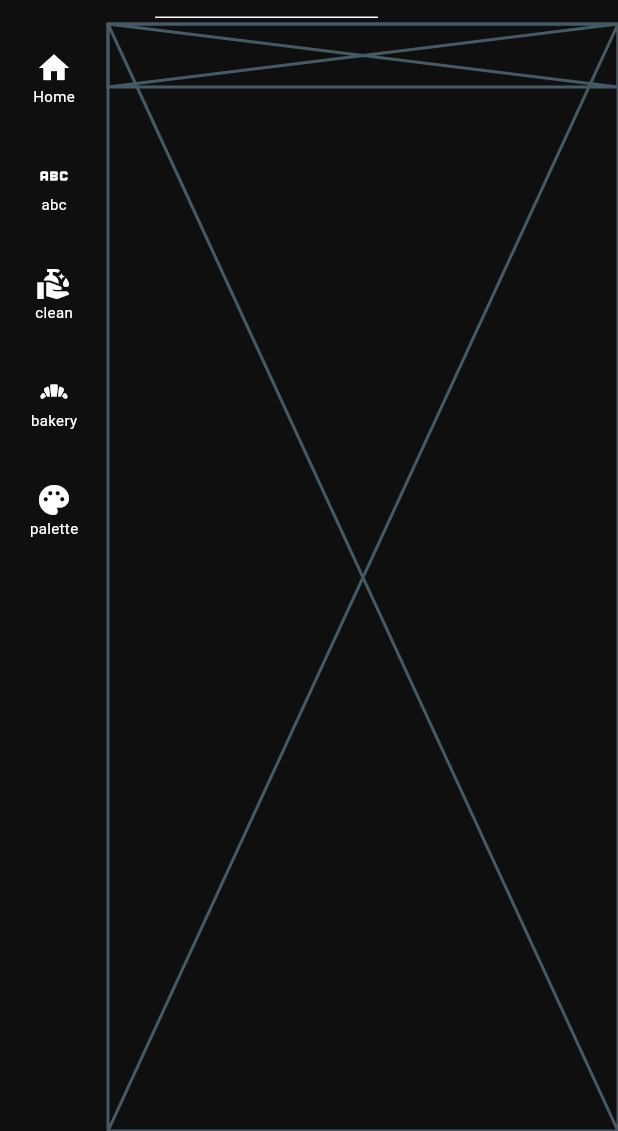
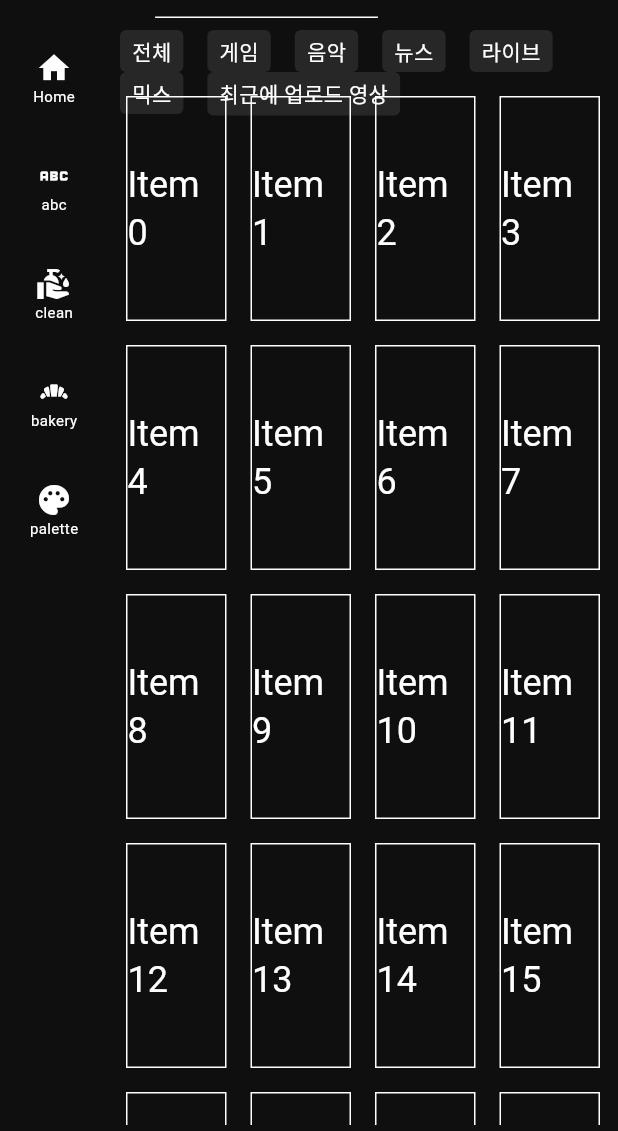
Before and after one commit to Do-Boo/video_windows_program, a Flutter app: the screen it shows after launch, on a phone screen of 412 x 824 dp, the part 105-1236 px from its top. Run offline on Flutter 3.47's test engine with Material 3 defaults, Android fonts, the phone set to English and light mode, and no system bars; our stand-ins replace flutter_riverpod, flutter_svg, shared_preferences; missing offline and left inert: bitsdojo_window.

Commit message:
2024.6.4.(화) 작동확인

```diff
--- a/lib/main.dart
+++ b/lib/main.dart
@@ -7,6 +7,7 @@ import "package:video_app/test.dart";
 import "package:video_app/theme/app_theme.dart";
 
 final themeProvider = StateProvider<bool>((ref) => true);
+final sideBarProvider = StateProvider<bool>((ref) => false);
 
 void main() async {
   WidgetsFlutterBinding.ensureInitialized();
--- a/lib/test.dart
+++ b/lib/test.dart
@@ -1,9 +1,12 @@
 import "package:flutter/foundation.dart" show kIsWeb;
 import "package:flutter/material.dart";
 import "package:flutter_riverpod/flutter_riverpod.dart";
-import "package:video_app/widgets/main_app_bar.dart";
-import "package:video_app/widgets/side_menu_bar.dart";
-import "package:video_app/widgets/window_title_bar.dart";
+import "package:video_app/main.dart";
+import "package:video_app/widgets/w_home_page.dart";
+import "package:video_app/widgets/w_main_app_bar.dart";
+import "package:video_app/widgets/w_side_menu_bar.dart";
+import "package:video_app/widgets/w_tag_menu_bar.dart";
+import "package:video_app/widgets/w_window_title_bar.dart";
 
 class MyHomePage extends ConsumerWidget {
   const MyHomePage({super.key});
@@ -11,6 +14,7 @@ class MyHomePage extends ConsumerWidget {
   @override
   Widget build(BuildContext context, WidgetRef ref) {
     ThemeData theme = Theme.of(context);
+    final sideBarVisible = ref.watch(sideBarProvider);
     return Scaffold(
       body: Column(
         children: [
@@ -26,17 +30,14 @@ class MyHomePage extends ConsumerWidget {
                       color: theme.primaryColor,
                       child: const SideMenuBar(),
                     ),
-                    // Container(width: 216, color: theme.primaryColor),
+                    sideBarVisible ? Container(width: 216, color: theme.primaryColor) : const SizedBox(),
                   ],
                 ),
                 const Expanded(
-                  child: Stack(
+                  child: Column(
                     children: [
-                      Placeholder(),
-                      SizedBox(
-                        height: 42,
-                        child: Placeholder(),
-                      ),
+                      TagMenubar(),
+                      Expanded(child: MainPage()),
                     ],
                   ),
                 ),
--- /dev/null
+++ b/lib/widgets.dart
@@ -0,0 +1,25 @@
+
+                      Container(
+                        padding = const EdgeInsets.symmetric(horizontal: 8, vertical: 4),
+                        height = 42,
+                        child = Wrap(
+                          spacing: 16.0,
+                          children: data.menu
+                              .map(
+                                (e) => InkWell(
+                                  borderRadius: BorderRadius.circular(4),
+                                  splashColor: theme.scaffoldBackgroundColor.withOpacity(0.1),
+                                  onTap: () {},
+                                  child: Container(
+                                    padding: const EdgeInsets.symmetric(horizontal: 8, vertical: 4),
+                                    decoration: BoxDecoration(
+                                      color: theme.hintColor.withOpacity(0.1),
+                                      borderRadius: BorderRadius.circular(4),
+                                    ),
+                                    child: Text(e.title),
+                                  ),
+                                ),
+                              )
+                              .toList(),
+                        ),
+                      ),
--- /dev/null
+++ b/lib/widgets/w_home_page.dart
@@ -0,0 +1,44 @@
+import 'package:flutter/material.dart';
+import 'package:flutter_riverpod/flutter_riverpod.dart';
+
+class MainPage extends ConsumerStatefulWidget {
+  const MainPage({super.key});
+
+  @override
+  ConsumerState<ConsumerStatefulWidget> createState() => _MainPageState();
+}
+
+class _MainPageState extends ConsumerState<MainPage> {
+  @override
+  Widget build(BuildContext context) {
+    var size = MediaQuery.of(context).size;
+
+    final itemHeight = size.height / 2;
+    final itemWidth = size.width / 2;
+
+    return Padding(
+      padding: const EdgeInsets.all(4),
+      child: GridView.count(
+        crossAxisCount: 4,
+        childAspectRatio: (itemWidth / itemHeight),
+        children: List.generate(100, (index) {
+          return Container(
+            alignment: Alignment.center,
+            // height: 30,
+            margin: const EdgeInsets.all(8),
+            decoration: BoxDecoration(
+              border: Border.all(
+                color: Colors.white,
+                width: 1,
+              ),
+            ),
+            child: Text(
+              'Item $index',
+              style: Theme.of(context).textTheme.headlineSmall,
+            ),
+          );
+        }),
+      ),
+    );
+  }
+}
--- a/lib/widgets/main_app_bar.dart
+++ b/lib/widgets/w_main_app_bar.dart
@@ -1,6 +1,7 @@
 import 'package:flutter/material.dart';
 import 'package:flutter_riverpod/flutter_riverpod.dart';
 import 'package:flutter_svg/svg.dart';
+import 'package:video_app/main.dart';
 
 class MainAppBar extends ConsumerStatefulWidget {
   const MainAppBar({super.key});
@@ -13,6 +14,7 @@ class _MainAppBarState extends ConsumerState<MainAppBar> {
   @override
   Widget build(BuildContext context) {
     final theme = Theme.of(context);
+    final sideBarVisible = ref.watch(sideBarProvider);
     return Container(
       padding: const EdgeInsets.symmetric(horizontal: 16),
       height: 56,
@@ -22,9 +24,11 @@ class _MainAppBarState extends ConsumerState<MainAppBar> {
             icon: SvgPicture.asset(
               "assets/images/icons/icon_menu.svg",
               color: theme.hintColor,
-              colorBlendMode: BlendMode.srcIn,
+              // colorBlendMode: BlendMode.srcIn,
             ),
-            onPressed: () {},
+            onPressed: () {
+              ref.read(sideBarProvider.notifier).state = !sideBarVisible;
+            },
           ),
           const Text("타이틀"),
           const Expanded(child: TextField()),
--- /dev/null
+++ b/lib/widgets/w_tag_menu_bar.dart
@@ -0,0 +1,44 @@
+import 'package:flutter/material.dart';
+import 'package:flutter_riverpod/flutter_riverpod.dart';
+import 'package:video_app/data/tag_menu_data.dart';
+
+class TagMenubar extends ConsumerStatefulWidget {
+  const TagMenubar({super.key});
+
+  @override
+  ConsumerState<ConsumerStatefulWidget> createState() => _TagMenubarState();
+}
+
+class _TagMenubarState extends ConsumerState<TagMenubar> {
+  @override
+  Widget build(BuildContext context) {
+    final theme = Theme.of(context);
+    final data = TagMenuData();
+    return Container(
+      padding: const EdgeInsets.symmetric(horizontal: 8, vertical: 4),
+      height: 36,
+      width: double.infinity,
+      child: Wrap(
+        alignment: WrapAlignment.start,
+        spacing: 16.0,
+        children: data.menu
+            .map(
+              (e) => InkWell(
+                borderRadius: BorderRadius.circular(4),
+                splashColor: theme.scaffoldBackgroundColor.withOpacity(0.1),
+                onTap: () {},
+                child: Container(
+                  padding: const EdgeInsets.symmetric(horizontal: 8, vertical: 4),
+                  decoration: BoxDecoration(
+                    color: theme.hintColor.withOpacity(0.1),
+                    borderRadius: BorderRadius.circular(4),
+                  ),
+                  child: Text(e.title),
+                ),
+              ),
+            )
+            .toList(),
+      ),
+    );
+  }
+}
--- a/lib/widgets/window_title_bar.dart
+++ b/lib/widgets/w_window_title_bar.dart
@@ -1,6 +1,7 @@
 import 'package:bitsdojo_window/bitsdojo_window.dart';
 import 'package:flutter/material.dart';
 import 'package:flutter_riverpod/flutter_riverpod.dart';
+import 'package:video_app/main.dart';
 
 class WindowTitleBar extends ConsumerWidget {
   const WindowTitleBar({super.key});
```
Also changed, not shown: lib/widgets/w_side_menu_bar.dart (renamed from lib/widgets/side_menu_bar.dart).
